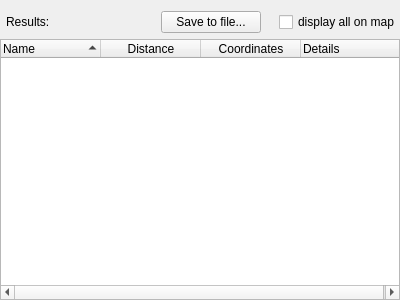
The window that search/searchresultwidget.ui (mrkite/minutor) describes before a commit, drawn with Qt 5.
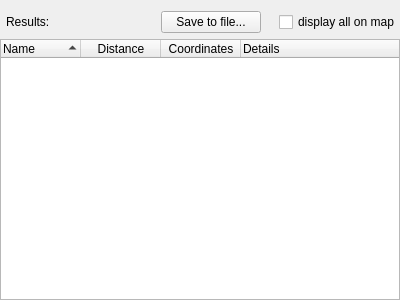
The same window after the commit.

```diff
--- a/search/searchresultwidget.ui
+++ b/search/searchresultwidget.ui
@@ -74,6 +74,9 @@
      <property name="sortingEnabled">
       <bool>true</bool>
      </property>
+     <attribute name="headerDefaultSectionSize">
+      <number>80</number>
+     </attribute>
      <column>
       <property name="text">
        <string>Name</string>
```
